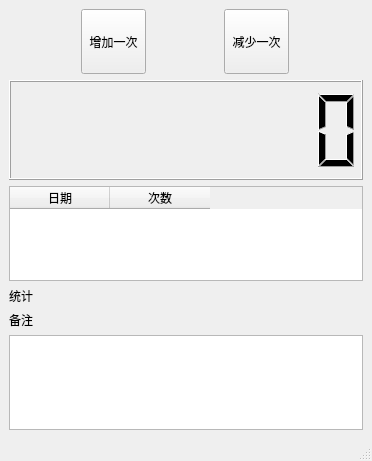
Above: mainwindow.ui from ic005k/Knot-Legacy before the change. Below: the same form after it.
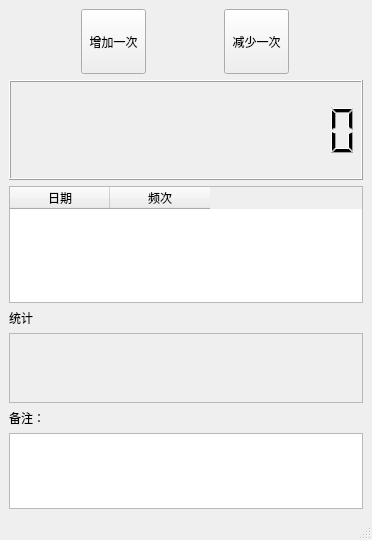
That is the form after the change.

What changed in the file:
```diff
--- a/mainwindow.ui
+++ b/mainwindow.ui
@@ -7,7 +7,7 @@
     <x>0</x>
     <y>0</y>
     <width>372</width>
-    <height>461</height>
+    <height>540</height>
    </rect>
   </property>
   <property name="windowTitle">
@@ -15,37 +15,6 @@
   </property>
   <widget class="QWidget" name="centralwidget">
    <layout class="QGridLayout" name="gridLayout">
-    <item row="3" column="0">
-     <widget class="QTableWidget" name="tableWidget">
-      <column>
-       <property name="text">
-        <string>日期</string>
-       </property>
-      </column>
-      <column>
-       <property name="text">
-        <string>次数</string>
-       </property>
-      </column>
-     </widget>
-    </item>
-    <item row="5" column="0">
-     <widget class="QLabel" name="label_2">
-      <property name="text">
-       <string>备注</string>
-      </property>
-     </widget>
-    </item>
-    <item row="6" column="0">
-     <widget class="QTextEdit" name="textEdit">
-      <property name="maximumSize">
-       <size>
-        <width>16777215</width>
-        <height>200</height>
-       </size>
-      </property>
-     </widget>
-    </item>
     <item row="0" column="0">
      <layout class="QHBoxLayout" name="horizontalLayout">
       <item>
@@ -82,7 +51,7 @@
       </item>
      </layout>
     </item>
-    <item row="2" column="0">
+    <item row="1" column="0">
      <widget class="QLCDNumber" name="lcdNumber">
       <property name="minimumSize">
        <size>
@@ -91,7 +60,7 @@
        </size>
       </property>
       <property name="digitCount">
-       <number>8</number>
+       <number>13</number>
       </property>
       <property name="mode">
        <enum>QLCDNumber::Dec</enum>
@@ -101,13 +70,77 @@
       </property>
      </widget>
     </item>
-    <item row="4" column="0">
+    <item row="2" column="0">
+     <widget class="QTableWidget" name="tableWidget">
+      <column>
+       <property name="text">
+        <string>日期</string>
+       </property>
+      </column>
+      <column>
+       <property name="text">
+        <string>频次</string>
+       </property>
+      </column>
+     </widget>
+    </item>
+    <item row="3" column="0">
      <widget class="QLabel" name="lblStats">
       <property name="text">
        <string>统计</string>
       </property>
      </widget>
     </item>
+    <item row="4" column="0">
+     <widget class="QFrame" name="frame">
+      <property name="minimumSize">
+       <size>
+        <width>0</width>
+        <height>70</height>
+       </size>
+      </property>
+      <property name="frameShape">
+       <enum>QFrame::StyledPanel</enum>
+      </property>
+      <property name="frameShadow">
+       <enum>QFrame::Raised</enum>
+      </property>
+      <layout class="QGridLayout" name="gridLayout_2">
+       <property name="leftMargin">
+        <number>0</number>
+       </property>
+       <property name="topMargin">
+        <number>0</number>
+       </property>
+       <property name="rightMargin">
+        <number>0</number>
+       </property>
+       <property name="bottomMargin">
+        <number>0</number>
+       </property>
+       <item row="0" column="0">
+        <layout class="QHBoxLayout" name="pHLayout"/>
+       </item>
+      </layout>
+     </widget>
+    </item>
+    <item row="5" column="0">
+     <widget class="QLabel" name="label_2">
+      <property name="text">
+       <string>备注：</string>
+      </property>
+     </widget>
+    </item>
+    <item row="6" column="0">
+     <widget class="QTextEdit" name="textEdit">
+      <property name="maximumSize">
+       <size>
+        <width>16777215</width>
+        <height>150</height>
+       </size>
+      </property>
+     </widget>
+    </item>
    </layout>
   </widget>
   <widget class="QMenuBar" name="menubar">
```
